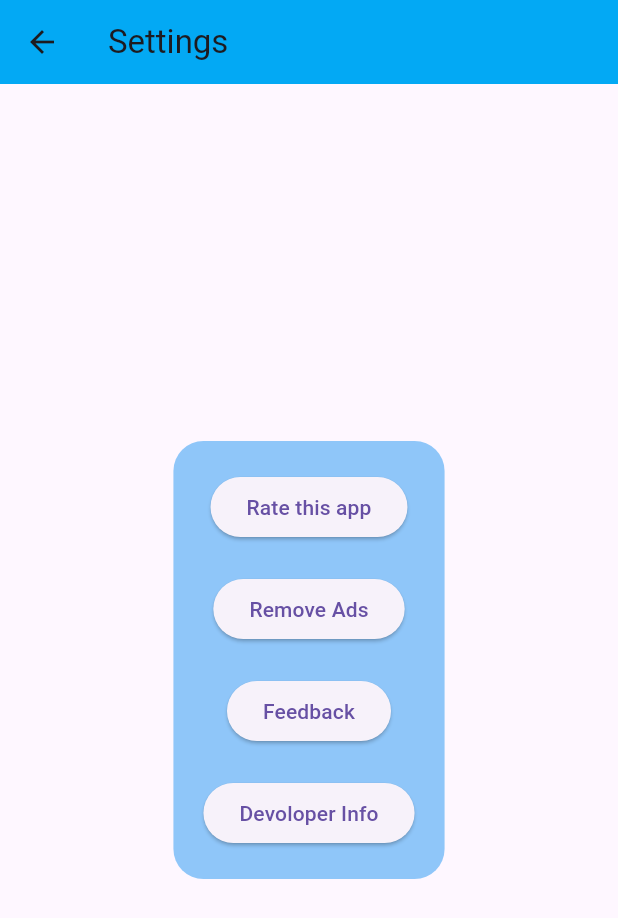
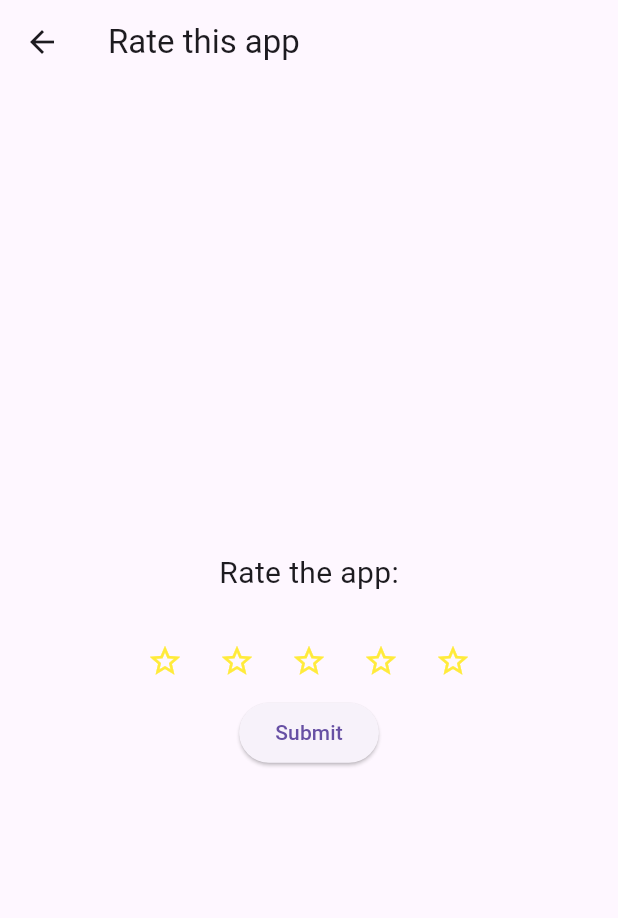
Before and after one commit to YeasinHaque/Doctor_Appointment_App, a Flutter app: the SettingsPage screen opened directly, after a tap on "Rate this app", on a phone screen of 412 x 824 dp. Shown: the top 918 px of the screen. Run offline on Flutter 3.47's test engine with Material 3 defaults, Android fonts, the phone set to English and light mode, and no system bars.

Commit message:
Update main.dart

```diff
--- a/lib/main.dart
+++ b/lib/main.dart
@@ -12,7 +12,6 @@ class MyApp extends StatelessWidget {
       theme: ThemeData(
         primaryColor: Colors.lightBlue,
         primarySwatch: Colors.blue,
-        //backgroundColor: Colors.lightBlue,
       ),
       home: SplashScreenWrapper(),
     );
@@ -48,7 +47,7 @@ class _SplashScreenWrapperState extends State<SplashScreenWrapper> {
               style: TextStyle(fontSize: 24, fontWeight: FontWeight.bold),
             ),
             SizedBox(height: 20),
-            CircularProgressIndicator(), // Replace with your splash screen content
+            CircularProgressIndicator(),
           ],
         ),
       ),
@@ -66,7 +65,6 @@ class MyHomePage extends StatelessWidget {
           IconButton(
             icon: Icon(Icons.settings),
             onPressed: () {
-              // Navigate to settings page
               Navigator.push(
                 context,
                 MaterialPageRoute(builder: (context) => SettingsPage()),
@@ -217,7 +215,6 @@ class _SettingsPageState extends State<SettingsPage> with SingleTickerProviderSt
   Widget build(BuildContext context) {
     return Scaffold(
       appBar: AppBar(
-
         backgroundColor: Colors.lightBlue,
         title: Text("Settings"),
       ),
@@ -236,14 +233,18 @@ class _SettingsPageState extends State<SettingsPage> with SingleTickerProviderSt
               children: [
                 ElevatedButton(
                   onPressed: () {
-                    // Handle "Rate this app" action
+                    // Navigate to the rating screen
+                    Navigator.push(
+                      context,
+                      MaterialPageRoute(builder: (context) => RatingPage()),
+                    );
                   },
                   child: Text('Rate this app'),
                 ),
                 SizedBox(height: 20),
                 ElevatedButton(
                   onPressed: () {
-                    // Handle "Feedback" action
+                    // Handle "Remove Ads" action
                   },
                   child: Text('Remove Ads'),
                 ),
@@ -257,13 +258,71 @@ class _SettingsPageState extends State<SettingsPage> with SingleTickerProviderSt
                 SizedBox(height: 20),
                 ElevatedButton(
                   onPressed: () {
-                    // Handle "Feedback" action
+                    // Handle "Developer Info" action
                   },
-                  child: Text('Devoloper Info'),
+                  child: Text('Developer Info'),
                 ),
               ],
             ),
           ),
+        ),
+      ),
+    );
+  }
+}
+
+class RatingPage extends StatefulWidget {
+  @override
+  _RatingPageState createState() => _RatingPageState();
+}
+
+class _RatingPageState extends State<RatingPage> {
+  int _rating = 0;
+
+  void _onRatingChanged(int newRating) {
+    setState(() {
+      _rating = newRating;
+    });
+  }
+
+  @override
+  Widget build(BuildContext context) {
+    return Scaffold(
+      appBar: AppBar(
+        title: Text('Rate this app'),
+      ),
+      body: Center(
+        child: Column(
+          mainAxisAlignment: MainAxisAlignment.center,
+          children: <Widget>[
+            Text(
+              'Rate the app:',
+              style: TextStyle(fontSize: 20.0),
+            ),
+            SizedBox(height: 20.0),
+            Row(
+              mainAxisAlignment: MainAxisAlignment.center,
+              children: <Widget>[
+                for (int i = 1; i <= 5; i++)
+                  IconButton(
+                    icon: Icon(
+                      i <= _rating ? Icons.star : Icons.star_border,
+                      color: Colors.yellow,
+                    ),
+                    onPressed: () => _onRatingChanged(i),
+                  ),
+              ],
+            ),
+            ElevatedButton(
+              onPressed: () {
+                // Handle submit action
+                // For example, you can send the rating to a backend server
+                // and then navigate back to the previous screen
+                Navigator.pop(context);
+              },
+              child: Text('Submit'),
+            ),
+          ],
         ),
       ),
     );
@@ -284,11 +343,7 @@ class DoctorLoginPage extends StatelessWidget {
           children: <Widget>[
             TextField(
               decoration: InputDecoration(
-<<<<<<< HEAD
-                labelText: 'Email',
-=======
                 labelText: 'Phone Number',
->>>>>>> origin/master
               ),
             ),
             TextField(
@@ -343,6 +398,26 @@ class DoctorSignUpPage extends StatelessWidget {
                 labelText: 'Chamber/Location',
               ),
             ),
+            TextField(
+              decoration: InputDecoration(
+                labelText: 'About',
+              ),
+            ),
+            TextField(
+              decoration: InputDecoration(
+                labelText: 'Phone Number / Email',
+              ),
+            ),
+            TextField(
+              decoration: InputDecoration(
+                labelText: 'Password',
+              ),
+            ),
+            TextField(
+              decoration: InputDecoration(
+                labelText: 'Repeat Password',
+              ),
+            ),
             SizedBox(height: 20),
             ElevatedButton(
               onPressed: () {
```
